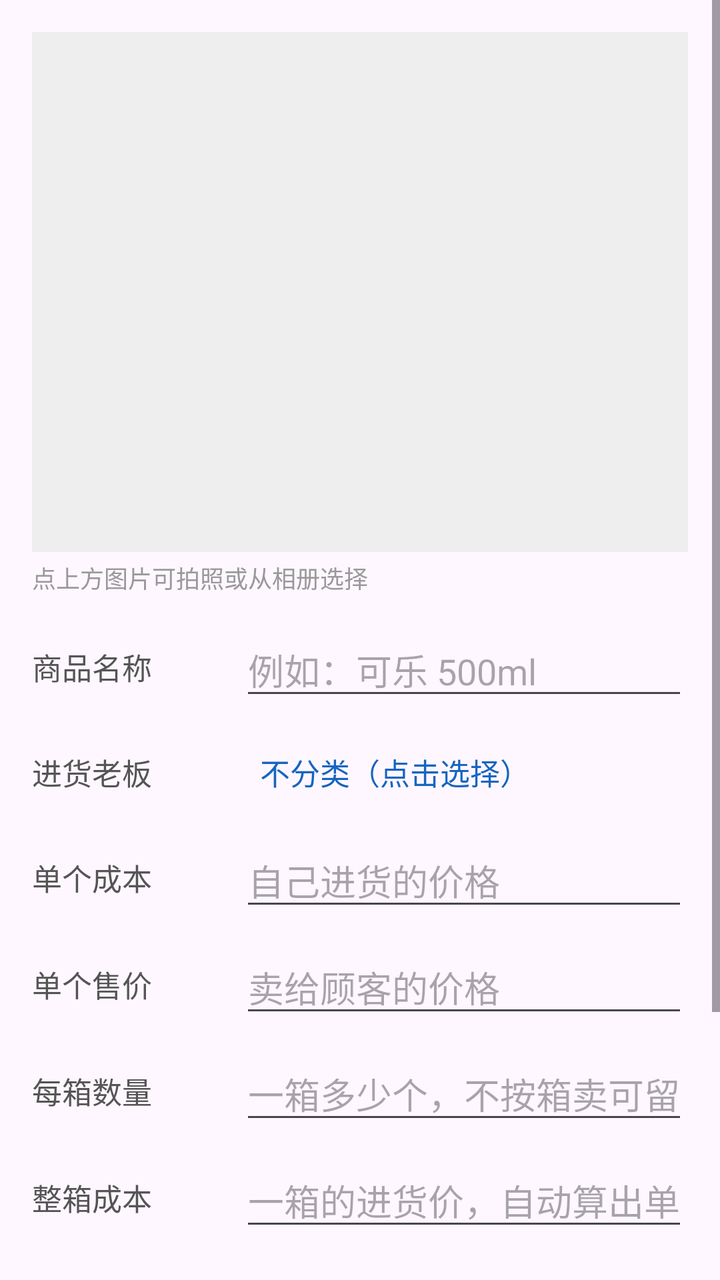
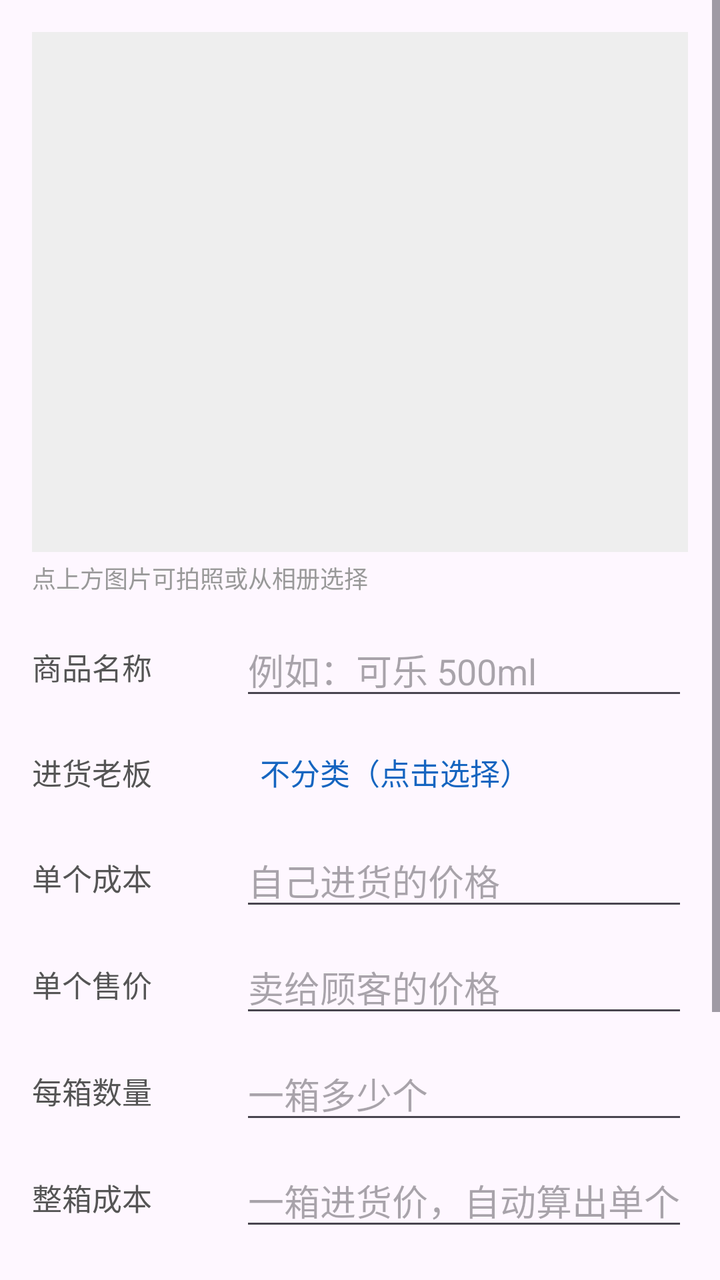

Screens rendered from an Android XML layout before and after an edit, with the pre-edit source and the edit as a unified diff.
<!-- AndroidManifest.xml: application theme Theme.Shop -->
<!-- res/layout/activity_edit_item.xml -->
<?xml version="1.0" encoding="utf-8"?>
<ScrollView xmlns:android="http://schemas.android.com/apk/res/android"
    android:layout_width="match_parent"
    android:layout_height="match_parent">

    <LinearLayout
        android:layout_width="match_parent"
        android:layout_height="wrap_content"
        android:orientation="vertical"
        android:padding="16dp">

        <ImageView
            android:id="@+id/ivPhoto"
            android:layout_width="match_parent"
            android:layout_height="260dp"
            android:background="#EEEEEE"
            android:contentDescription="商品图片"
            android:scaleType="centerCrop" />

        <TextView
            android:layout_width="match_parent"
            android:layout_height="wrap_content"
            android:layout_marginTop="4dp"
            android:text="点上方图片可拍照或从相册选择"
            android:textColor="#999999"
            android:textSize="12sp" />

        <LinearLayout
            android:layout_width="match_parent"
            android:layout_height="wrap_content"
            android:layout_marginTop="14dp"
            android:gravity="center_vertical"
            android:orientation="horizontal">

            <TextView
                android:layout_width="100dp"
                android:layout_marginEnd="4dp"
                android:layout_height="wrap_content"
                android:text="商品名称"
                android:textColor="#555555"
                android:textSize="15sp" />

            <EditText
                android:id="@+id/etName"
                android:layout_width="0dp"
                android:layout_height="wrap_content"
                android:layout_weight="1"
                android:hint="例如：可乐 500ml"
                android:inputType="text"
                android:maxLines="1" />
        </LinearLayout>

        <LinearLayout
            android:id="@+id/layoutShop"
            android:layout_width="match_parent"
            android:layout_height="wrap_content"
            android:layout_marginTop="10dp"
            android:gravity="center_vertical"
            android:orientation="horizontal">

            <TextView
                android:layout_width="100dp"
                android:layout_height="wrap_content"
                android:layout_marginEnd="4dp"
                android:text="进货老板"
                android:textColor="#555555"
                android:textSize="15sp" />

            <TextView
                android:id="@+id/tvShop"
                android:layout_width="0dp"
                android:layout_height="wrap_content"
                android:layout_weight="1"
                android:padding="10dp"
                android:text="不分类（点击选择）"
                android:textColor="#1565C0"
                android:textSize="15sp" />
        </LinearLayout>

        <LinearLayout
            android:layout_width="match_parent"
            android:layout_height="wrap_content"
            android:layout_marginTop="10dp"
            android:gravity="center_vertical"
            android:orientation="horizontal">

            <TextView
                android:layout_width="100dp"
                android:layout_marginEnd="4dp"
                android:layout_height="wrap_content"
                android:text="单个成本"
                android:textColor="#555555"
                android:textSize="15sp" />

            <EditText
                android:id="@+id/etCost"
                android:layout_width="0dp"
                android:layout_height="wrap_content"
                android:layout_weight="1"
                android:hint="自己进货的价格"
                android:inputType="numberDecimal" />
        </LinearLayout>

        <LinearLayout
            android:layout_width="match_parent"
            android:layout_height="wrap_content"
            android:layout_marginTop="10dp"
            android:gravity="center_vertical"
            android:orientation="horizontal">

            <TextView
                android:layout_width="100dp"
                android:layout_marginEnd="4dp"
                android:layout_height="wrap_content"
                android:text="单个售价"
                android:textColor="#555555"
                android:textSize="15sp" />

            <EditText
                android:id="@+id/etPrice"
                android:layout_width="0dp"
                android:layout_height="wrap_content"
                android:layout_weight="1"
                android:hint="卖给顾客的价格"
                android:inputType="numberDecimal" />
        </LinearLayout>

        <LinearLayout
            android:layout_width="match_parent"
            android:layout_height="wrap_content"
            android:layout_marginTop="10dp"
            android:gravity="center_vertical"
            android:orientation="horizontal">

            <TextView
                android:layout_width="100dp"
                android:layout_marginEnd="4dp"
                android:layout_height="wrap_content"
                android:text="每箱数量"
                android:textColor="#555555"
                android:textSize="15sp" />

            <EditText
                android:id="@+id/etBoxQty"
                android:layout_width="0dp"
                android:layout_height="wrap_content"
                android:layout_weight="1"
                android:hint="一箱多少个，不按箱卖可留空"
                android:inputType="number"
                android:maxLines="1" />
        </LinearLayout>

        <LinearLayout
            android:layout_width="match_parent"
            android:layout_height="wrap_content"
            android:layout_marginTop="10dp"
            android:gravity="center_vertical"
            android:orientation="horizontal">

            <TextView
                android:layout_width="100dp"
                android:layout_marginEnd="4dp"
                android:layout_height="wrap_content"
                android:text="整箱成本"
                android:textColor="#555555"
                android:textSize="15sp" />

            <EditText
                android:id="@+id/etBoxCost"
                android:layout_width="0dp"
                android:layout_height="wrap_content"
                android:layout_weight="1"
                android:hint="一箱的进货价，自动算出单件成本"
                android:inputType="numberDecimal"
                android:maxLines="1" />
        </LinearLayout>

        <LinearLayout
            android:layout_width="match_parent"
            android:layout_height="wrap_content"
            android:layout_marginTop="10dp"
            android:gravity="center_vertical"
            android:orientation="horizontal">

            <TextView
                android:layout_width="100dp"
                android:layout_marginEnd="4dp"
                android:layout_height="wrap_content"
                android:text="整箱售价"
                android:textColor="#555555"
                android:textSize="15sp" />

            <EditText
                android:id="@+id/etBoxPrice"
                android:layout_width="0dp"
                android:layout_height="wrap_content"
                android:layout_weight="1"
                android:hint="留空则按 售价×数量 自动算"
                android:inputType="numberDecimal"
                android:maxLines="1" />
        </LinearLayout>

        <Button
            android:id="@+id/btnSave"
            android:layout_width="match_parent"
            android:layout_height="wrap_content"
            android:layout_marginTop="18dp"
            android:text="保存" />

        <Button
            android:id="@+id/btnDelete"
            style="@style/Widget.Material3.Button.OutlinedButton"
            android:layout_width="match_parent"
            android:layout_height="wrap_content"
            android:layout_marginTop="6dp"
            android:text="删除该商品"
            android:textColor="#D32F2F" />
    </LinearLayout>
</ScrollView>
<!-- resources referenced by this layout -->
<resources>
  <style name="Theme.Shop" parent="Theme.Material3.DayNight">
          <item name="colorPrimary">@color/primary</item>
      </style>
  <color name="primary">#E65100</color>
</resources>

<!-- the commit's change to res/layout/activity_edit_item.xml (unified diff, before → after) -->
@@ -145,7 +145,7 @@
                 android:layout_width="0dp"
                 android:layout_height="wrap_content"
                 android:layout_weight="1"
-                android:hint="一箱多少个，不按箱卖可留空"
+                android:hint="一箱多少个"
                 android:inputType="number"
                 android:maxLines="1" />
         </LinearLayout>
@@ -170,7 +170,7 @@
                 android:layout_width="0dp"
                 android:layout_height="wrap_content"
                 android:layout_weight="1"
-                android:hint="一箱的进货价，自动算出单件成本"
+                android:hint="一箱进货价，自动算出单个成本"
                 android:inputType="numberDecimal"
                 android:maxLines="1" />
         </LinearLayout>
@@ -195,7 +195,7 @@
                 android:layout_width="0dp"
                 android:layout_height="wrap_content"
                 android:layout_weight="1"
-                android:hint="留空则按 售价×数量 自动算"
+                android:hint="不输就按 售价x数量"
                 android:inputType="numberDecimal"
                 android:maxLines="1" />
         </LinearLayout>
